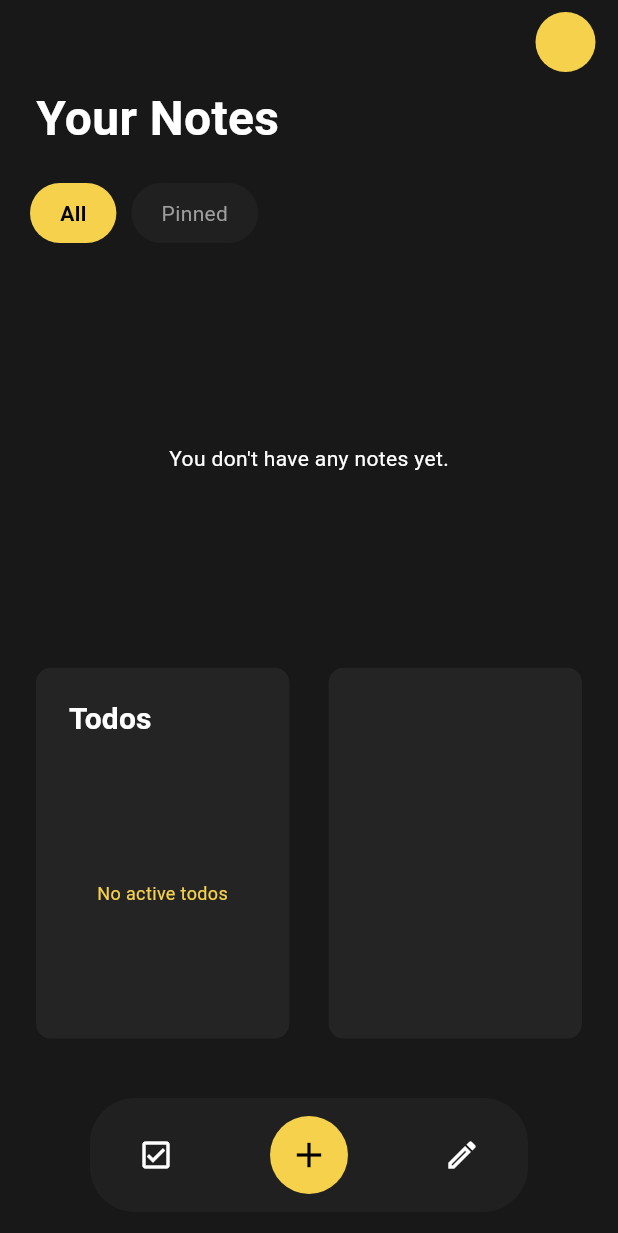
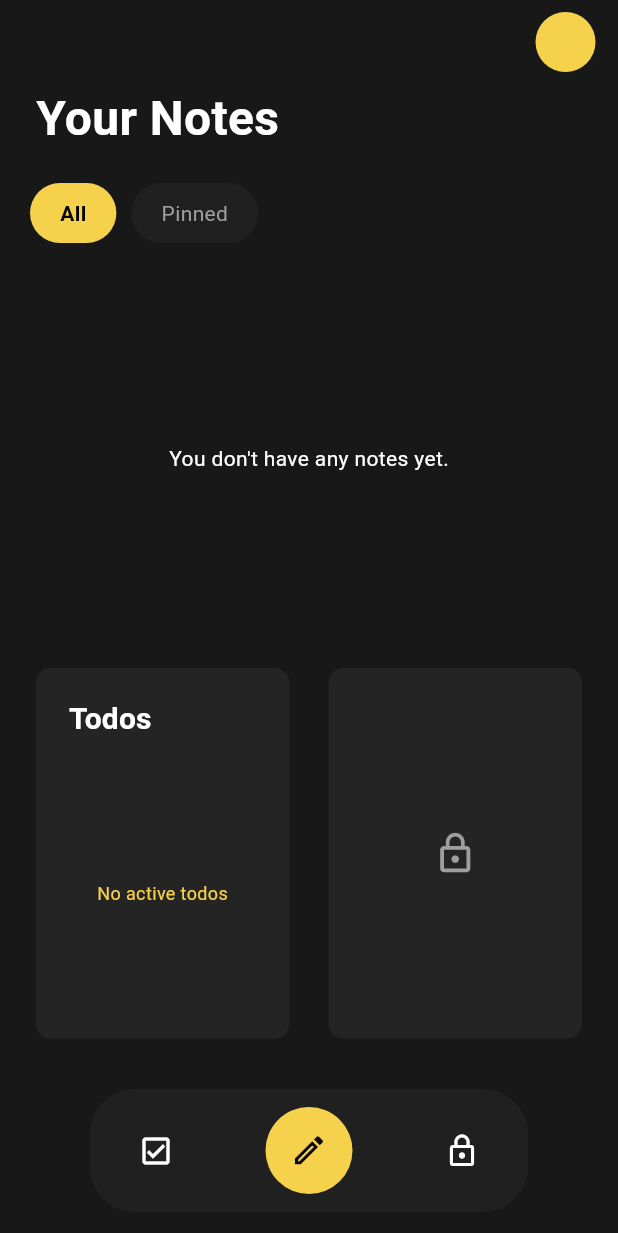
Before and after one commit to Sciege/NoteIt, a Flutter app: the screen it shows after launch, on a phone screen of 412 x 824 dp. Shown: the top 1233 px of the screen. Run offline on Flutter 3.47's test engine with Material 3 defaults, Android fonts, the phone set to English and light mode, and no system bars; our stand-ins replace freezed_annotation, hive, hive_flutter; accounts and stored records are empty.

Commit message:
re-structuring home_page looks & private notes look

```diff
--- a/lib/presentation/pages/home_page.dart
+++ b/lib/presentation/pages/home_page.dart
@@ -22,6 +22,7 @@ class HomePage extends StatefulWidget {
 }
 
 class _HomePageState extends State<HomePage> {
+  Color lockColor = Colors.grey;
   int _selectedTab = 0; // Changes when clicked
   final ScrollController _scrollController = ScrollController();
 
@@ -116,87 +117,8 @@ class _HomePageState extends State<HomePage> {
               padding: const EdgeInsets.symmetric(horizontal: 24.0),
               child: Row(
                 children: [
-                  Container(
-                    height: screenHeight * 0.3,
-                    width: screenWidth * 0.41,
-                    padding: const EdgeInsets.all(10),
-                    decoration: BoxDecoration(
-                      color: const Color(0xFF242424),
-                      borderRadius: BorderRadius.circular(10),
-                    ),
-                    child: ValueListenableBuilder<Box<hiveTodo.Todolist>>(
-                      valueListenable: Hive.box<hiveTodo.Todolist>(
-                        'todos',
-                      ).listenable(),
-                      builder: (context, box, _) {
-                        // Filter not done
-                        //TODO
-                        final domainTodos = box.keys.map((key) {
-                          final hiveTodo_ = box.get(key)!;
-                          return domainTodo.Todolist(
-                            key: key,
-                            todolist: hiveTodo_.todoList,
-                            description: hiveTodo_.description,
-                            isDone: hiveTodo_.isDone,
-                          );
-                        }).toList();
-
-                        final activeTodos = domainTodos
-                            .where((todo) => !todo.isDone)
-                            .toList();
-
-                          Widget contentWidget;
-                        if (activeTodos.isEmpty) {
-                           contentWidget =
-                          const Center(
-                            child: Text(
-                              'No active todos',
-                              style: TextStyle(
-                                color: Color(0xFFF6D14C),
-                                fontSize: 12,
-                              ),
-                              textAlign: TextAlign.center,
-                            ),
-                          );
-                        } else {
-                          contentWidget = ListView.builder(
-                            itemCount: activeTodos.length,
-                            itemBuilder: (context, index) {
-                              final todo = activeTodos[index];
-                              return _buildtoDoCard(todo);
-                            },
-                          );
-                        }
-                        return Column(
-                          crossAxisAlignment: CrossAxisAlignment.start,
-                          children: [
-                            // THE PERMANENT TITLE
-                            TextButton(
-                              onPressed: () {
-                                Navigator.push(
-                                  context,
-                                  MaterialPageRoute(
-                                    builder: (context) => TodosPage(),
-                                  ),
-                                );
-                              },
-                              child: Text(
-                                'Todos',
-                                style: TextStyle(
-                                  color: Colors.white,
-                                  fontSize: 20,
-                                  fontWeight: FontWeight.bold,
-                                ),
-                              ),
-                            ),
-                            const SizedBox(height: 5),
-                            Expanded(child: contentWidget),
-                          ],
-                        );
-                      },
-                    ),
-                  ),
                   //_buildTodoList(screenHeight, screenWidth, hiveTodo),
+                  _todosCard(screenHeight, screenWidth),
                   const Spacer(),
                   _buildPrivate(screenHeight, screenWidth),
                 ],
@@ -254,6 +176,81 @@ class _HomePageState extends State<HomePage> {
     );
   }
 
+  Widget _todosCard(screenHeight, screenWidth) {
+    return Container(
+      height: screenHeight * 0.3,
+      width: screenWidth * 0.41,
+      padding: const EdgeInsets.all(10),
+      decoration: BoxDecoration(
+        color: const Color(0xFF242424),
+        borderRadius: BorderRadius.circular(10),
+      ),
+      child: ValueListenableBuilder<Box<hiveTodo.Todolist>>(
+        valueListenable: Hive.box<hiveTodo.Todolist>('todos').listenable(),
+        builder: (context, box, _) {
+          // Filter not done
+          //TODO
+          final domainTodos = box.keys.map((key) {
+            final hiveTodo_ = box.get(key)!;
+            return domainTodo.Todolist(
+              key: key,
+              todolist: hiveTodo_.todoList,
+              description: hiveTodo_.description,
+              isDone: hiveTodo_.isDone,
+            );
+          }).toList();
+
+          final activeTodos = domainTodos
+              .where((todo) => !todo.isDone)
+              .toList();
+
+          Widget contentWidget;
+          if (activeTodos.isEmpty) {
+            contentWidget = const Center(
+              child: Text(
+                'No active todos',
+                style: TextStyle(color: Color(0xFFF6D14C), fontSize: 12),
+                textAlign: TextAlign.center,
+              ),
+            );
+          } else {
+            contentWidget = ListView.builder(
+              itemCount: activeTodos.length,
+              itemBuilder: (context, index) {
+                final todo = activeTodos[index];
+                return _buildtoDoCard(todo);
+              },
+            );
+          }
+          return Column(
+            crossAxisAlignment: CrossAxisAlignment.start,
+            children: [
+              // THE PERMANENT TITLE
+              TextButton(
+                onPressed: () {
+                  Navigator.push(
+                    context,
+                    MaterialPageRoute(builder: (context) => TodosPage()),
+                  );
+                },
+                child: Text(
+                  'Todos',
+                  style: TextStyle(
+                    color: Colors.white,
+                    fontSize: 20,
+                    fontWeight: FontWeight.bold,
+                  ),
+                ),
+              ),
+              const SizedBox(height: 5),
+              Expanded(child: contentWidget),
+            ],
+          );
+        },
+      ),
+    );
+  }
+
   Widget _buildPrivate(double screenHeight, double screenWidth) {
     return Container(
       height: screenHeight * 0.3,
@@ -262,6 +259,16 @@ class _HomePageState extends State<HomePage> {
       decoration: BoxDecoration(
         color: const Color(0xFF242424),
         borderRadius: BorderRadius.circular(10),
+      ),
+      child: Center(
+        child: GestureDetector(
+          child: IconButton(
+            color: lockColor,
+            onPressed: () {},
+            iconSize: 30,
+            icon: Icon(Icons.lock_outline),
+          ),
+        ),
       ),
     );
   }
@@ -381,22 +388,35 @@ class _HomePageState extends State<HomePage> {
 
             const Spacer(),
             Container(
-              padding: const EdgeInsets.all(12),
+              padding: const EdgeInsets.all(5),
               decoration: const BoxDecoration(
                 color: Color(0xFFF6D14C),
                 shape: BoxShape.circle,
               ),
-              child: const Icon(Icons.add, color: Colors.black, size: 28),
+              child: IconButton(
+                icon: const Icon(
+                  Icons.edit_outlined,
+                  color: Colors.black,
+                  size: 25,
+                ),
+
+                onPressed: () {
+                  Navigator.push(
+                    context,
+                    MaterialPageRoute(builder: (context) => const NotesPage()),
+                  );
+                },
+              ),
             ),
 
             const Spacer(),
-
             IconButton(
-              icon: const Icon(Icons.edit_outlined, color: Colors.white),
+              icon: const Icon(Icons.lock_outline, color: Colors.white),
               onPressed: () {
                 Navigator.push(
                   context,
-                  MaterialPageRoute(builder: (context) => const NotesPage()),
+                  //todo set up
+                  MaterialPageRoute(builder: (context) => TodolistPage()),
                 );
               },
             ),
```
